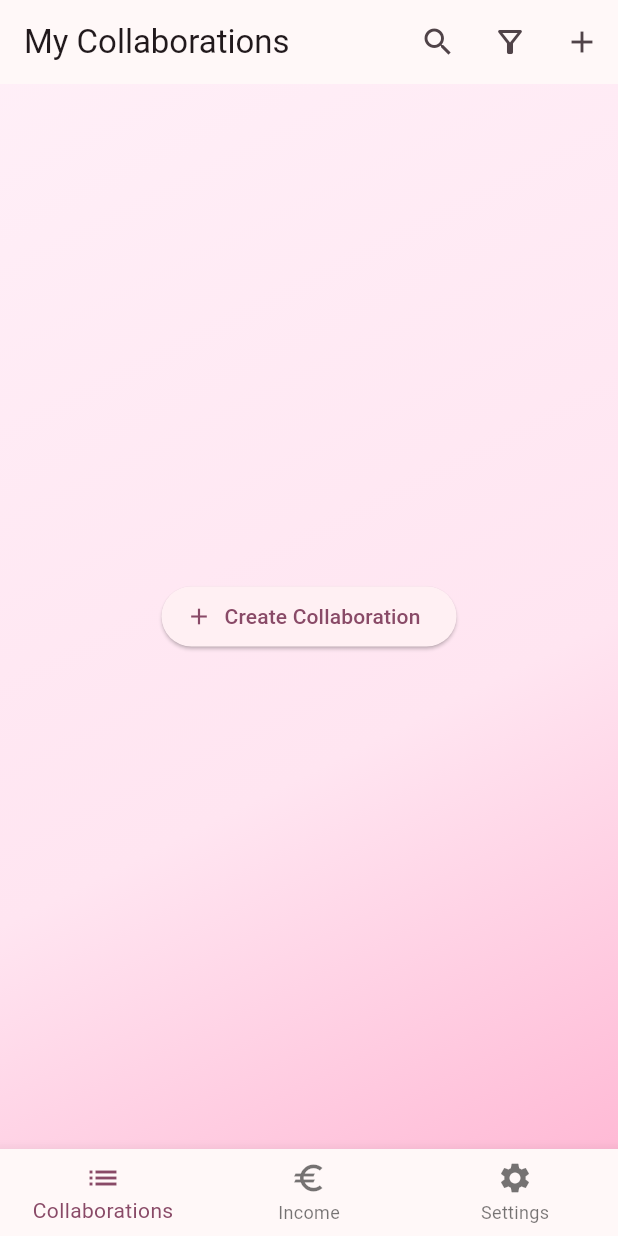
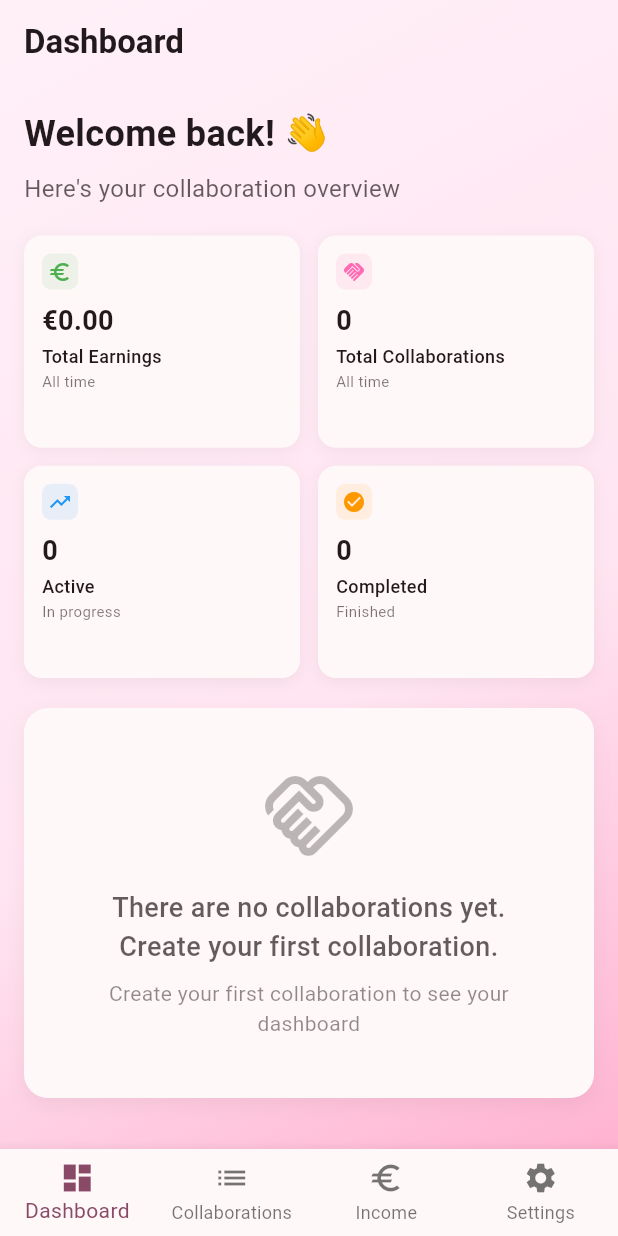
Before and after one commit to ph1l1pF/CollabFlow, a Flutter app: the screen it shows after launch, after a tap on "Next", after a tap on "Skip", on a phone screen of 412 x 824 dp. Run offline on Flutter 3.47's test engine with Material 3 defaults, Android fonts, the phone set to English and light mode, and no system bars; our stand-ins replace flutter_local_notifications, flutter_secure_storage, hive, hive_flutter, pdf, share_plus and 4 more; missing offline and left inert: store_checker; accounts and stored records are empty.

Commit message:
dashboard

```diff
--- a/lib/l10n/app_de.arb
+++ b/lib/l10n/app_de.arb
@@ -115,5 +115,17 @@
   "notificationsEnabled": "Benachrichtigungen aktiviert ✅",
   "notificationsDenied": "Benachrichtigungen nicht erlaubt ❌",
   "collaborationCreated": "Collaboration erfolgreich erstellt! ✅",
-  "collaborationUpdated": "Collaboration erfolgreich aktualisiert! ✅"
+  "collaborationUpdated": "Collaboration erfolgreich aktualisiert! ✅",
+  "dashboard": "Dashboard",
+  "dashboardWelcome": "Willkommen zurück! 👋",
+  "dashboardSubtitle": "Hier ist deine Collaboration-Übersicht",
+  "totalEarnings": "Gesamteinnahmen",
+  "totalCollaborations": "Alle Collaborations",
+  "activeCollaborations": "Aktiv",
+  "completedCollaborations": "Abgeschlossen",
+  "highestPaidCollab": "Höchstbezahlte Collaboration",
+  "allTime": "Gesamt",
+  "inProgress": "In Bearbeitung",
+  "finished": "Abgeschlossen",
+  "createFirstCollab": "Erstelle deine erste Collaboration, um dein Dashboard zu sehen"
 }
--- a/lib/l10n/app_en.arb
+++ b/lib/l10n/app_en.arb
@@ -115,5 +115,17 @@
   "notificationsEnabled": "Notifications enabled ✅",
   "notificationsDenied": "Notifications not allowed ❌",
   "collaborationCreated": "Collaboration created successfully! ✅",
-  "collaborationUpdated": "Collaboration updated successfully! ✅"
+  "collaborationUpdated": "Collaboration updated successfully! ✅",
+  "dashboard": "Dashboard",
+  "dashboardWelcome": "Welcome back! 👋",
+  "dashboardSubtitle": "Here's your collaboration overview",
+  "totalEarnings": "Total Earnings",
+  "totalCollaborations": "Total Collaborations",
+  "activeCollaborations": "Active",
+  "completedCollaborations": "Completed",
+  "highestPaidCollab": "Highest Paid Collaboration",
+  "allTime": "All time",
+  "inProgress": "In progress",
+  "finished": "Finished",
+  "createFirstCollab": "Create your first collaboration to see your dashboard"
 }
--- a/lib/l10n/app_localizations.dart
+++ b/lib/l10n/app_localizations.dart
@@ -787,6 +787,72 @@ abstract class AppLocalizations {
   /// In en, this message translates to:
   /// **'Collaboration updated successfully! ✅'**
   String get collaborationUpdated;
+
+  /// No description provided for @dashboard.
+  ///
+  /// In en, this message translates to:
+  /// **'Dashboard'**
+  String get dashboard;
+
+  /// No description provided for @dashboardWelcome.
+  ///
+  /// In en, this message translates to:
+  /// **'Welcome back! 👋'**
+  String get dashboardWelcome;
+
+  /// No description provided for @dashboardSubtitle.
+  ///
+  /// In en, this message translates to:
+  /// **'Here\'s your collaboration overview'**
+  String get dashboardSubtitle;
+
+  /// No description provided for @totalEarnings.
+  ///
+  /// In en, this message translates to:
+  /// **'Total Earnings'**
+  String get totalEarnings;
+
+  /// No description provided for @totalCollaborations.
+  ///
+  /// In en, this message translates to:
+  /// **'Total Collaborations'**
+  String get totalCollaborations;
+
+  /// No description provided for @activeCollaborations.
+  ///
+  /// In en, this message translates to:
+  /// **'Active'**
+  String get activeCollaborations;
+
+  /// No description provided for @completedCollaborations.
+  ///
+  /// In en, this message translates to:
+  /// **'Completed'**
+  String get completedCollaborations;
+
+  /// No description provided for @highestPaidCollab.
+  ///
+  /// In en, this message translates to:
+  /// **'Highest Paid Collaboration'**
+  String get highestPaidCollab;
+
+  /// No description provided for @allTime.
+  ///
+  /// In en, this message translates to:
+  /// **'All time'**
+  String get allTime;
+
+  /// No description provided for @inProgress.
+  ///
+  /// In en, this message translates to:
+  /// **'In progress'**
+  String get inProgress;
+
+  /// No description provided for @createFirstCollab.
+  ///
+  /// In en, this message translates to:
+  /// **'Create your first collaboration to see your dashboard'**
+  String get createFirstCollab;
 }
 
 class _AppLocalizationsDelegate
--- a/lib/l10n/app_localizations_de.dart
+++ b/lib/l10n/app_localizations_de.dart
@@ -365,4 +365,38 @@ class AppLocalizationsDe extends AppLocalizations {
   @override
   String get collaborationUpdated =>
       'Collaboration erfolgreich aktualisiert! ✅';
+
+  @override
+  String get dashboard => 'Dashboard';
+
+  @override
+  String get dashboardWelcome => 'Willkommen zurück! 👋';
+
+  @override
+  String get dashboardSubtitle => 'Hier ist deine Collaboration-Übersicht';
+
+  @override
+  String get totalEarnings => 'Gesamteinnahmen';
+
+  @override
+  String get totalCollaborations => 'Alle Collaborations';
+
+  @override
+  String get activeCollaborations => 'Aktiv';
+
+  @override
+  String get completedCollaborations => 'Abgeschlossen';
+
+  @override
+  String get highestPaidCollab => 'Höchstbezahlte Collaboration';
+
+  @override
+  String get allTime => 'Gesamt';
+
+  @override
+  String get inProgress => 'In Bearbeitung';
+
+  @override
+  String get createFirstCollab =>
+      'Erstelle deine erste Collaboration, um dein Dashboard zu sehen';
 }
--- a/lib/l10n/app_localizations_en.dart
+++ b/lib/l10n/app_localizations_en.dart
@@ -365,4 +365,38 @@ class AppLocalizationsEn extends AppLocalizations {
 
   @override
   String get collaborationUpdated => 'Collaboration updated successfully! ✅';
+
+  @override
+  String get dashboard => 'Dashboard';
+
+  @override
+  String get dashboardWelcome => 'Welcome back! 👋';
+
+  @override
+  String get dashboardSubtitle => 'Here\'s your collaboration overview';
+
+  @override
+  String get totalEarnings => 'Total Earnings';
+
+  @override
+  String get totalCollaborations => 'Total Collaborations';
+
+  @override
+  String get activeCollaborations => 'Active';
+
+  @override
+  String get completedCollaborations => 'Completed';
+
+  @override
+  String get highestPaidCollab => 'Highest Paid Collaboration';
+
+  @override
+  String get allTime => 'All time';
+
+  @override
+  String get inProgress => 'In progress';
+
+  @override
+  String get createFirstCollab =>
+      'Create your first collaboration to see your dashboard';
 }
--- a/lib/main.dart
+++ b/lib/main.dart
@@ -10,6 +10,7 @@ import 'package:ugcworks/views/collaborations-list/collaborations-list.dart';
 import 'package:ugcworks/views/collaborations-list/collaboration-list-view-model.dart';
 import 'package:ugcworks/views/earnings-overview/earnings-overview-view-model.dart';
 import 'package:ugcworks/views/earnings-overview/earnings-overview.dart';
+import 'package:ugcworks/views/dashboard/dashboard.dart';
 import 'package:ugcworks/views/about/settings.dart';
 import 'package:ugcworks/views/onboarding/onboarding.dart';
 import 'package:flutter/material.dart';
@@ -102,6 +103,7 @@ class _MyAppState extends State<MyApp> with WidgetsBindingObserver {
   bool _onboardingDone = false;
 
   final List<Widget> _pages = [
+    const DashboardPage(),
     const CollaborationListPage(),
     const EarningsOverviewPage(),
     const SettingsPage(),
@@ -247,20 +249,25 @@ class _MainAppContent extends StatelessWidget {
     return Scaffold(
       body: pages[selectedIndex],
       bottomNavigationBar: BottomNavigationBar(
+        type: BottomNavigationBarType.fixed,
         currentIndex: selectedIndex,
         onTap: onIndexChanged,
         items: [
           BottomNavigationBarItem(
+            icon: const Icon(Icons.dashboard),
+            label: 'Dashboard',
+          ),
+          BottomNavigationBarItem(
             icon: const Icon(Icons.list),
-            label: AppLocalizations.of(context)?.collaborations ?? 'Collaborations',
+            label: 'Collaborations',
           ),
           BottomNavigationBarItem(
             icon: const Icon(Icons.euro),
-            label: AppLocalizations.of(context)?.earningsMenu ?? 'Income',
+            label: 'Income',
           ),
           BottomNavigationBarItem(
             icon: const Icon(Icons.settings),
-            label: AppLocalizations.of(context)?.settings ?? 'Settings',
+            label: 'Settings',
           ),
         ],
       ),
--- /dev/null
+++ b/lib/views/dashboard/dashboard.dart
@@ -0,0 +1,364 @@
+import 'package:flutter/material.dart';
+import 'package:intl/intl.dart';
+import 'package:provider/provider.dart';
+import 'package:ugcworks/models/collaboration.dart';
+import 'package:ugcworks/repositories/collaborations-repository.dart';
+import 'package:ugcworks/l10n/app_localizations.dart';
+import 'package:ugcworks/constants/app_colors.dart';
+import 'package:ugcworks/utils/theme_utils.dart';
+
+class DashboardPage extends StatelessWidget {
+  const DashboardPage({super.key});
+
+  @override
+  Widget build(BuildContext context) {
+    return Container(
+      decoration: ThemeUtils.getBackgroundDecoration(context),
+      child: Scaffold(
+        backgroundColor: Colors.transparent,
+        appBar: AppBar(
+          backgroundColor: Colors.transparent,
+          title: Text(
+            AppLocalizations.of(context)?.dashboard ?? "Dashboard",
+            style: const TextStyle(fontWeight: FontWeight.bold),
+          ),
+          elevation: 0,
+        ),
+        body: Consumer<CollaborationsRepository>(
+          builder: (context, repository, _) {
+            final collaborations = repository.collaborations;
+
+            // Calculate metrics
+            final totalEarnings = collaborations.fold<double>(
+              0,
+              (sum, collab) => sum + collab.fee.amount,
+            );
+
+            final totalCollaborations = collaborations.length;
+
+            final highestPaidCollab = collaborations.isEmpty
+                ? null
+                : collaborations.reduce((a, b) =>
+                    a.fee.amount > b.fee.amount ? a : b,
+                  );
+
+            final completedCollaborations = collaborations
+                .where((c) => c.state == CollabState.Finished)
+                .length;
+
+            final activeCollaborations = collaborations
+                .where((c) => c.state != CollabState.Finished)
+                .length;
+
+              return Padding(
+                padding: const EdgeInsets.fromLTRB(16, 16, 16, 20), // Reduced bottom padding
+              child: SingleChildScrollView(
+                child: Column(
+                  crossAxisAlignment: CrossAxisAlignment.start,
+                  children: [
+                    // Welcome message
+                    Text(
+                      AppLocalizations.of(context)?.dashboardWelcome ?? "Welcome back! 👋",
+                      style: const TextStyle(
+                        fontSize: 24,
+                        fontWeight: FontWeight.bold,
+                      ),
+                    ),
+                    const SizedBox(height: 8),
+                    Text(
+                      AppLocalizations.of(context)?.dashboardSubtitle ?? "Here's your collaboration overview",
+                      style: TextStyle(
+                        fontSize: 16,
+                        color: Theme.of(context).colorScheme.onSurface.withOpacity(0.7),
+                      ),
+                    ),
+                    const SizedBox(height: 20),
+
+                    // Metrics tiles
+                    GridView.count(
+                      shrinkWrap: true,
+                      physics: const NeverScrollableScrollPhysics(),
+                      crossAxisCount: 2,
+                      crossAxisSpacing: 12,
+                      mainAxisSpacing: 12,
+                      childAspectRatio: 1.3,
+                      children: [
+                        _buildMetricTile(
+                          context: context,
+                          title: AppLocalizations.of(context)?.totalEarnings ?? "Total Earnings",
+                          value: NumberFormat.currency(
+                            locale: Localizations.localeOf(context).toString(),
+                            symbol: "€",
+                          ).format(totalEarnings),
+                          icon: Icons.euro,
+                          color: Colors.green,
+                          subtitle: AppLocalizations.of(context)?.allTime ?? "All time",
+                        ),
+                        _buildMetricTile(
+                          context: context,
+                          title: AppLocalizations.of(context)?.totalCollaborations ?? "Total Collaborations",
+                          value: totalCollaborations.toString(),
+                          icon: Icons.handshake,
+                          color: AppColors.primaryPink,
+                          subtitle: AppLocalizations.of(context)?.allTime ?? "All time",
+                        ),
+                        _buildMetricTile(
+                          context: context,
+                          title: AppLocalizations.of(context)?.activeCollaborations ?? "Active",
+                          value: activeCollaborations.toString(),
+                          icon: Icons.trending_up,
+                          color: Colors.blue,
+                          subtitle: AppLocalizations.of(context)?.inProgress ?? "In progress",
+                        ),
+                        _buildMetricTile(
+                          context: context,
+                          title: AppLocalizations.of(context)?.completedCollaborations ?? "Completed",
+                          value: completedCollaborations.toString(),
+                          icon: Icons.check_circle,
+                          color: Colors.orange,
+                          subtitle: AppLocalizations.of(context)?.finished ?? "Finished",
+                        ),
+                      ],
+                    ),
+
+                    const SizedBox(height: 20),
+
+                    // Highest paid collaboration tile
+                    if (highestPaidCollab != null) ...[
+                      Text(
+                        AppLocalizations.of(context)?.highestPaidCollab ?? "Highest Paid Collaboration",
+                        style: const TextStyle(
+                          fontSize: 20,
+                          fontWeight: FontWeight.bold,
+                        ),
+                      ),
+                      const SizedBox(height: 12),
+                      _buildCollaborationTile(
+                        context: context,
+                        collaboration: highestPaidCollab,
+                      ),
+                    ] else ...[
+                      _buildEmptyState(context),
+                    ],
+                  ],
+                ),
+              ),
+            );
+          },
+        ),
+      ),
+    );
+  }
+
+  Widget _buildMetricTile({
+    required BuildContext context,
+    required String title,
+    required String value,
+    required IconData icon,
+    required Color color,
+    required String subtitle,
+  }) {
+    return Container(
+      padding: const EdgeInsets.all(12),
+      decoration: BoxDecoration(
+        color: Theme.of(context).colorScheme.surface,
+        borderRadius: BorderRadius.circular(12),
+        boxShadow: [
+          BoxShadow(
+            color: Colors.black.withOpacity(0.05),
+            blurRadius: 8,
+            offset: const Offset(0, 2),
+          ),
+        ],
+      ),
+      child: Column(
+        crossAxisAlignment: CrossAxisAlignment.start,
+        mainAxisSize: MainAxisSize.min,
+        children: [
+          Row(
+            children: [
+              Container(
+                padding: const EdgeInsets.all(4),
+                decoration: BoxDecoration(
+                  color: color.withOpacity(0.1),
+                  borderRadius: BorderRadius.circular(6),
+                ),
+                child: Icon(
+                  icon,
+                  color: color,
+                  size: 16,
+                ),
+              ),
+              const Spacer(),
+            ],
+          ),
+          const SizedBox(height: 8),
+          Flexible(
+            child: Text(
+              value,
+              style: TextStyle(
+                fontSize: 18,
+                fontWeight: FontWeight.bold,
+                color: Theme.of(context).colorScheme.onSurface,
+              ),
+              maxLines: 1,
+              overflow: TextOverflow.ellipsis,
+            ),
+          ),
+          const SizedBox(height: 2),
+          Flexible(
+            child: Text(
+              title,
+              style: TextStyle(
+                fontSize: 12,
+                fontWeight: FontWeight.w500,
+                color: Theme.of(context).colorScheme.onSurface,
+              ),
+              maxLines: 1,
+              overflow: TextOverflow.ellipsis,
+            ),
+          ),
+          const SizedBox(height: 1),
+          Flexible(
+            child: Text(
+              subtitle,
+              style: TextStyle(
+                fontSize: 10,
+                color: Theme.of(context).colorScheme.onSurface.withOpacity(0.6),
+              ),
+              maxLines: 1,
+              overflow: TextOverflow.ellipsis,
+            ),
+          ),
+        ],
+      ),
+    );
+  }
+
+  Widget _buildCollaborationTile({
+    required BuildContext context,
+    required collaboration,
+  }) {
+    return Container(
+      padding: const EdgeInsets.all(20),
+      decoration: BoxDecoration(
+        color: Theme.of(context).colorScheme.surface,
+        borderRadius: BorderRadius.circular(16),
+        boxShadow: [
+          BoxShadow(
+            color: Colors.black.withOpacity(0.05),
+            blurRadius: 10,
+            offset: const Offset(0, 4),
+          ),
+        ],
+      ),
+      child: Column(
+        crossAxisAlignment: CrossAxisAlignment.start,
+        children: [
+          Row(
+            children: [
+              Container(
+                padding: const EdgeInsets.all(8),
+                decoration: BoxDecoration(
+                  color: Colors.green.withOpacity(0.1),
+                  borderRadius: BorderRadius.circular(8),
+                ),
+                child: const Icon(
+                  Icons.star,
+                  color: Colors.green,
+                  size: 24,
+                ),
+              ),
+              const Spacer(),
+              Text(
+                NumberFormat.currency(
+                  locale: Localizations.localeOf(context).toString(),
+                  symbol: "€",
+                ).format(collaboration.fee.amount),
+                style: const TextStyle(
+                  fontSize: 20,
+                  fontWeight: FontWeight.bold,
+                  color: Colors.green,
+                ),
+              ),
+            ],
+          ),
+          const SizedBox(height: 16),
+          Text(
+            collaboration.title,
+            style: TextStyle(
+              fontSize: 18,
+              fontWeight: FontWeight.bold,
+              color: Theme.of(context).colorScheme.onSurface,
+            ),
+            maxLines: 2,
+            overflow: TextOverflow.ellipsis,
+          ),
+          const SizedBox(height: 8),
+          if (collaboration.partner.name.isNotEmpty) ...[
+            Text(
+              "${AppLocalizations.of(context)?.brand ?? "Brand"}: ${collaboration.partner.name}",
+              style: TextStyle(
+                fontSize: 14,
+                color: Theme.of(context).colorScheme.onSurface.withOpacity(0.7),
+              ),
+            ),
+            const SizedBox(height: 4),
+          ],
+          Text(
+            "${AppLocalizations.of(context)?.deadline ?? "Deadline"}: ${DateFormat.yMd(Localizations.localeOf(context).toString()).format(collaboration.deadline.date)}",
+            style: TextStyle(
+              fontSize: 14,
+              color: Theme.of(context).colorScheme.onSurface.withOpacity(0.7),
+            ),
+          ),
+        ],
+      ),
+    );
+  }
+
+  Widget _buildEmptyState(BuildContext context) {
+    return Container(
+      padding: const EdgeInsets.all(40),
+      decoration: BoxDecoration(
+        color: Theme.of(context).colorScheme.surface,
+        borderRadius: BorderRadius.circular(16),
+        boxShadow: [
+          BoxShadow(
+            color: Colors.black.withOpacity(0.05),
+            blurRadius: 10,
+            offset: const Offset(0, 4),
+          ),
+        ],
+      ),
+      child: Column(
+        children: [
+          Icon(
+            Icons.handshake_outlined,
+            size: 64,
+            color: Theme.of(context).colorScheme.onSurface.withOpacity(0.3),
+          ),
+          const SizedBox(height: 16),
+          Text(
+            AppLocalizations.of(context)?.noCollaborationsYet ?? "No collaborations yet",
+            style: TextStyle(
+              fontSize: 18,
+              fontWeight: FontWeight.w500,
+              color: Theme.of(context).colorScheme.onSurface.withOpacity(0.7),
+            ),
+            textAlign: TextAlign.center,
+          ),
+          const SizedBox(height: 8),
+          Text(
+            AppLocalizations.of(context)?.createFirstCollab ?? "Create your first collaboration to see your dashboard",
+            style: TextStyle(
+              fontSize: 14,
+              color: Theme.of(context).colorScheme.onSurface.withOpacity(0.5),
+            ),
+            textAlign: TextAlign.center,
+          ),
+        ],
+      ),
+    );
+  }
+}
```
